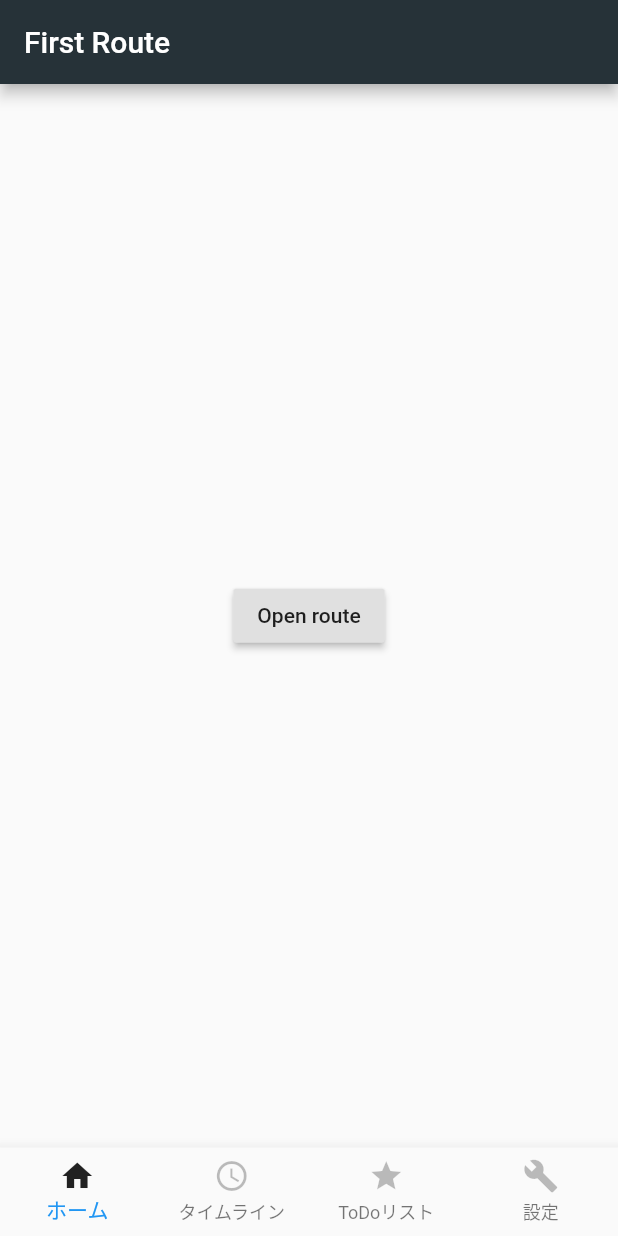
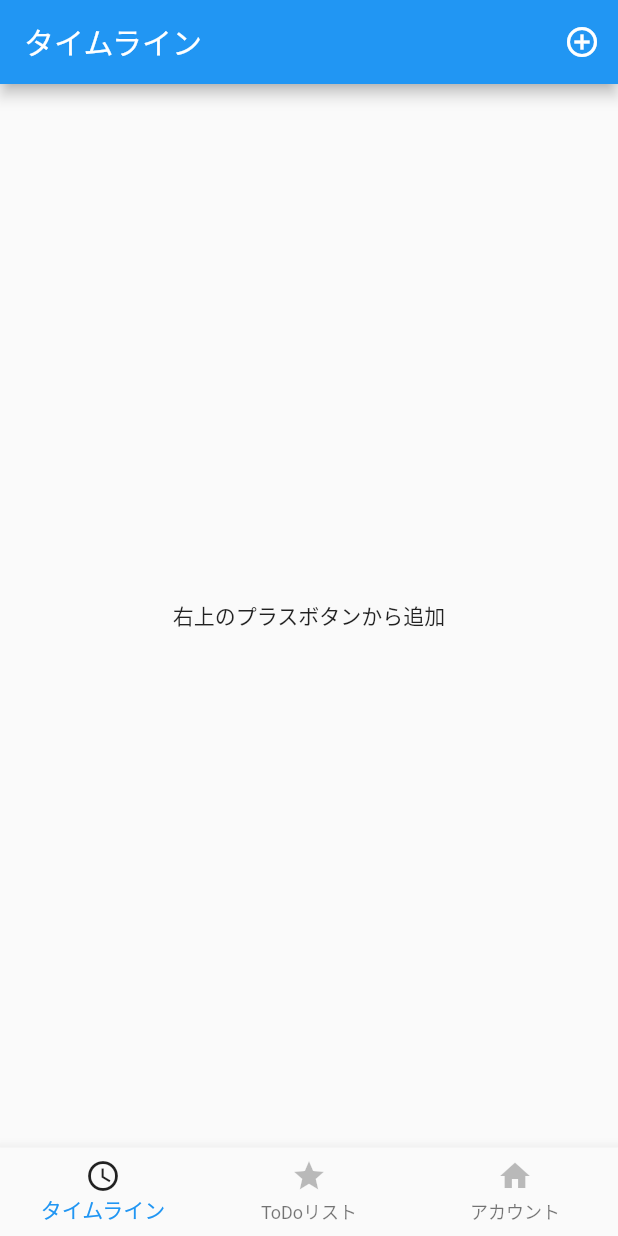
Before and after one commit to kouatht/flutter_benesse, a Flutter app: the screen it shows after launch, on a phone screen of 412 x 824 dp. Run offline on Flutter 3.47's test engine with Material 2 defaults, Android fonts, the phone set to English and light mode, and no system bars; missing offline and left inert: rapido; statements that could not run were skipped.

Commit message:
ほとんど改変（健悟）

```diff
--- a/lib/ToDo_route.dart
+++ b/lib/ToDo_route.dart
@@ -4,6 +4,7 @@ class ToDo extends StatelessWidget {
   @override
   Widget build(BuildContext context) {
     return MaterialApp(
+      debugShowCheckedModeBanner: false,
       title: 'Rapido Demo',
       home: RapidoExample(title: 'Rapido'),
     );
@@ -30,7 +31,7 @@ class _RapidoExampleState extends State<RapidoExample> {
       customItemBuilder: _customBuilder,
       emptyListWidget: Center(
         child: Text(
-          "ボタンを押してタスクを追加",
+          "右下のボタンからやらなければならないことを追加",
           textAlign: TextAlign.center,
         ),
       ),
--- a/lib/home_route.dart
+++ b/lib/home_route.dart
@@ -1,22 +1,24 @@
 import 'package:flutter/material.dart';
-
 class Home extends StatelessWidget {
   @override
   Widget build(BuildContext context) {
     return Scaffold(
       appBar: AppBar(
-        title: Text('First Route'),
+        title: Text('タイムライン'),
+        actions: <Widget>[
+          IconButton(
+            icon: Icon(Icons.add_circle_outline, color: Colors.white,),
+            onPressed: () {
+              Navigator.push(
+                context,
+                MaterialPageRoute(builder: (context) => SecondRoute()),
+              );
+            },
+          ),
+        ],
       ),
       body: Center(
-        child: RaisedButton(
-          child: Text('Open route'),
-          onPressed: () {
-            Navigator.push(
-              context,
-              MaterialPageRoute(builder: (context) => SecondRoute()),
-            );
-          },
-        ),
+        child: Text('右上のプラスボタンから追加'),
       ),
     );
   }
@@ -26,7 +28,7 @@ class SecondRoute extends StatelessWidget {
   Widget build(BuildContext context) {
     return Scaffold(
       appBar: AppBar(
-        title: Text("Second Route"),
+        title: Text("投稿画面"),
       ),
       body: Center(
         child: RaisedButton(
@@ -36,7 +38,7 @@ class SecondRoute extends StatelessWidget {
               MaterialPageRoute(builder: (context) => ThirdRoute()),
             );
           },
-          child: Text('Go third'),
+          child: Text('次の画面'),
         ),
       ),
     );
--- a/lib/main.dart
+++ b/lib/main.dart
@@ -1,9 +1,7 @@
 import 'package:flutter/material.dart';
-import 'timeline_route.dart';
+import 'timeline.dart';
 import 'home_route.dart';
-import 'target_route.dart';
 import 'ToDo_route.dart';
-
 void main() => runApp(App());
 class App extends StatelessWidget {
   @override
@@ -12,7 +10,7 @@ class App extends StatelessWidget {
       title: 'Flutter Demo',
       debugShowCheckedModeBanner: false,
       theme: ThemeData(
-        primaryColor: Colors.blueGrey[900],
+        //primaryColor: Colors.blueGrey[900],
       ),
       home: RootWidget(),
     );
@@ -28,23 +26,21 @@ class _RootWidgetState extends State<RootWidget> {
   int _selectedIndex = 0;
   final _bottomNavigationBarItems = <BottomNavigationBarItem>[];
   static const _footerIcons = [
-    Icons.home,
     Icons.access_time,
     Icons.star,
-    Icons.build,
+    Icons.home,
   ];
   static const _footerItemNames = [
-    'ホーム',
     'タイムライン',
     'ToDoリスト',
-    '設定',
+    'アカウント',
   ];
   // === 追加部分 ===
   var _routes = [
     Home(),
+    ToDo(),
     TimeLine(),
-    ToDo(),
-    settings(),
+    //settings(),
   ];
   // ==============
   @override
--- a/lib/timeline_route.dart
+++ b/lib/timeline_route.dart
@@ -7,7 +7,7 @@ class TimeLine extends StatelessWidget {
   Widget build(BuildContext context) {
     return Scaffold(
       appBar: AppBar(
-        title: Text("タイムライン"),
+        title: Text("ホーム"),
         backgroundColor: Colors.blue,// <- (※2)
       ),
       body: Center(child: Text("${x}") // <- (※3)
```
